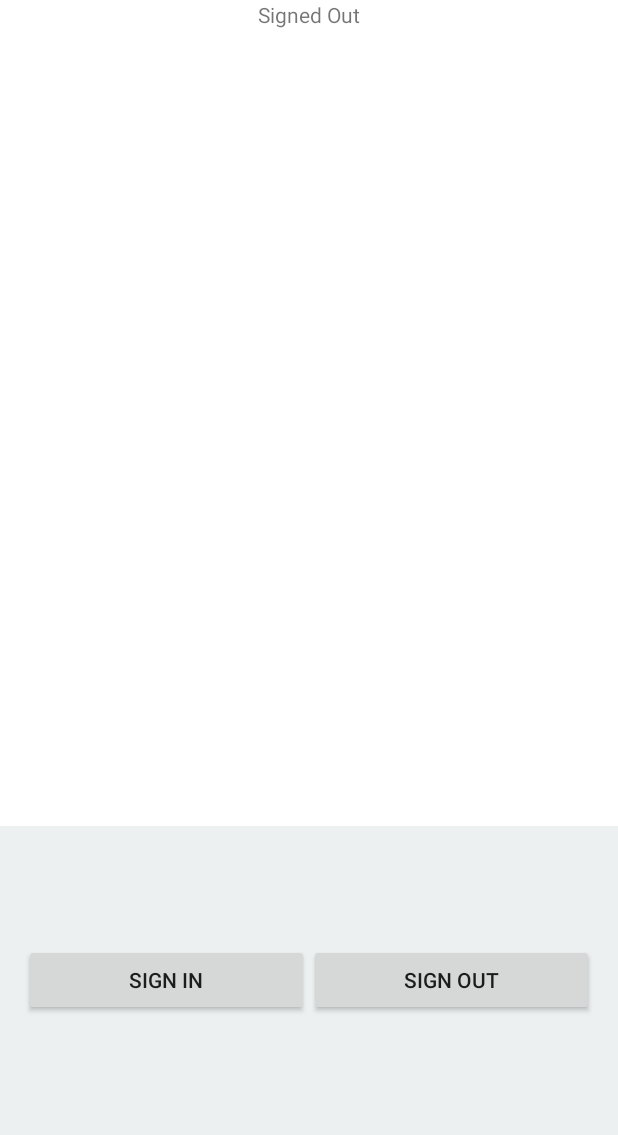
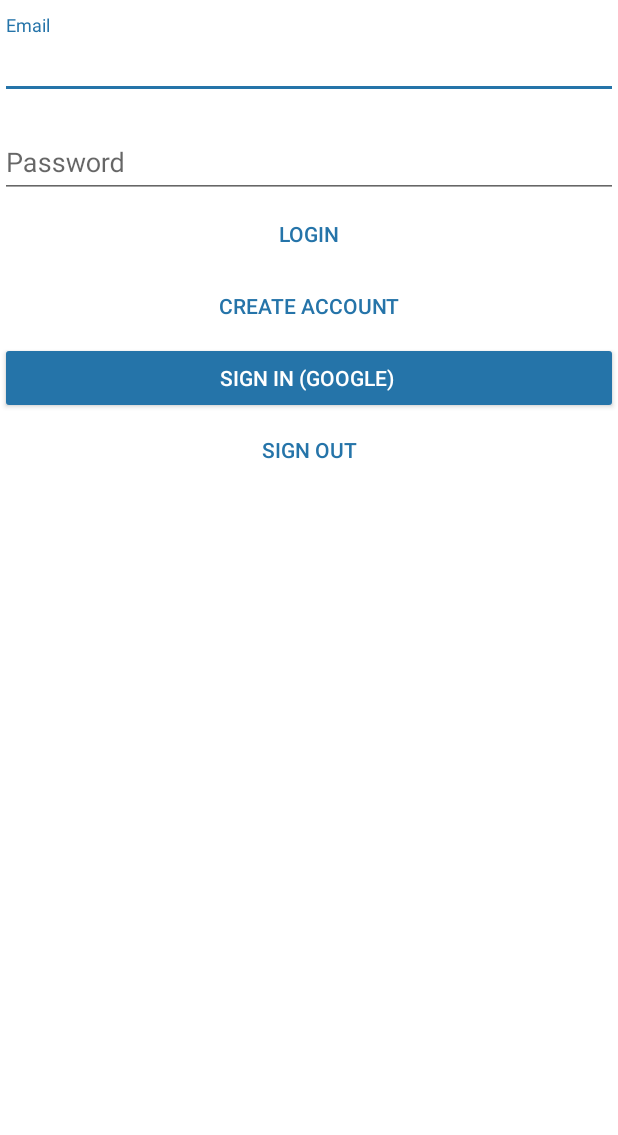
Before and after one commit to vravuri146/CS161JusticeLeagueProject, an Android app: the screen it shows after launch (GoogleSignInActivity before the commit, LoginActivity after it), on a phone screen of 412 x 824 dp, the part 101-1236 px from its top. Run offline under Robolectric (Android 15) with nearby library versions, the phone set to English and light mode, and no system bars; our stand-ins replace Firebase (no records; nobody signed in at launch, a user with empty details on screens opened directly); libraries missing offline, so code that uses them is left out: com.firebase.client.

Commit message:
login pages updated, needs more work

```diff
--- a/TheStudyApp/app/src/main/java/com/thestudyapp/GoogleSignInActivity.java
+++ b/TheStudyApp/app/src/main/java/com/thestudyapp/GoogleSignInActivity.java
@@ -49,7 +49,7 @@ public class GoogleSignInActivity extends BaseActivity implements
     @Override
     protected void onCreate(Bundle savedInstanceState) {
         super.onCreate(savedInstanceState);
-        setContentView(R.layout.activity_google);
+        setContentView(R.layout.activity_login);
 
         // Views
         mStatusTextView = (TextView) findViewById(R.id.status);
--- /dev/null
+++ b/TheStudyApp/app/src/main/java/com/thestudyapp/LoginActivity.java
@@ -0,0 +1,171 @@
+package com.thestudyapp;
+
+import android.content.Intent;
+import android.os.Bundle;
+import android.os.PersistableBundle;
+import android.support.annotation.NonNull;
+import android.support.annotation.Nullable;
+import android.support.design.widget.TextInputLayout;
+import android.support.v7.app.AppCompatActivity;
+import android.text.TextUtils;
+import android.view.View;
+import android.view.WindowManager;
+import android.widget.Button;
+import android.widget.EditText;
+import android.widget.ProgressBar;
+import android.widget.Toast;
+
+import com.firebase.client.Firebase;
+import com.google.android.gms.tasks.OnCompleteListener;
+import com.google.android.gms.tasks.Task;
+import com.google.firebase.auth.AuthResult;
+import com.google.firebase.auth.FirebaseAuth;
+
+/**
+ * Created by joansirma on 4/30/17.
+ */
+
+public class LoginActivity extends AppCompatActivity{
+    private Button loginbtn,newuserbtn,googlelogin,signout;
+    private ProgressBar progressBar;
+    private EditText existingEmail, existingPassword;
+    private TextInputLayout loginInputEmail, loginInputPassword;
+    private FirebaseAuth auth;
+
+    @Override
+    public void onCreate(Bundle savedInstanceState) {
+        super.onCreate(savedInstanceState);
+        setContentView(R.layout.activity_login);
+        auth =FirebaseAuth.getInstance();
+
+        loginInputEmail = (TextInputLayout) findViewById(R.id.login_input_layout_email);
+        loginInputPassword = (TextInputLayout) findViewById(R.id.login_input_layout_password);
+        progressBar =(ProgressBar)findViewById(R.id.progressBar2);
+
+        existingEmail = (EditText)findViewById(R.id.exisitng_email);
+        existingPassword = (EditText)findViewById(R.id.exisitng_password);
+
+        loginbtn = (Button) findViewById(R.id.login_button);
+        newuserbtn = (Button) findViewById(R.id.newuser_button);
+        googlelogin = (Button) findViewById(R.id.sign_in_button);
+
+        loginbtn.setOnClickListener(new View.OnClickListener(){
+            @Override
+            public void onClick(View view) {
+                submitForm();
+
+            }
+        });
+        newuserbtn.setOnClickListener(new View.OnClickListener() {
+            @Override
+            public void onClick(View view) {
+                Intent intent = new Intent(LoginActivity.this, newUserActivity.class);
+                startActivity(intent);
+                //finish();
+
+
+            }
+
+        });
+
+        googlelogin.setOnClickListener(new View.OnClickListener() {
+            @Override
+            public void onClick(View view) {
+                Intent intent = new Intent (LoginActivity.this, GoogleSignInActivity.class);
+                startActivity(intent);
+            }
+        });
+
+
+
+    }
+
+        // validate the form
+        public void submitForm() { String email = existingEmail.getText().toString().trim();
+        String password = existingPassword.getText().toString().trim();
+
+        if(!checkEmail()) {
+            return;
+        }
+        if(!checkPassword()) {
+            return;
+        }
+        loginInputEmail.setErrorEnabled(false);
+        loginInputPassword.setErrorEnabled(false);
+
+        progressBar.setVisibility(View.VISIBLE);
+        //authenticate user
+        auth.signInWithEmailAndPassword(email, password)
+                .addOnCompleteListener(LoginActivity.this, new OnCompleteListener<AuthResult>() {
+                    @Override
+                    public void onComplete(@NonNull Task<AuthResult> task) {
+                        // If sign in fails, Log a message to the LogCat. If sign in succeeds
+                        // the auth state listener will be notified and logic to handle the
+                        // signed in user can be handled in the listener.
+                        progressBar.setVisibility(View.GONE);
+                        if (!task.isSuccessful()) {
+                            // there was an error
+                            Toast.makeText(LoginActivity.this, getString(R.string.auth_failed), Toast.LENGTH_LONG).show();
+
+                        } else {
+                            Intent intent = new Intent(LoginActivity.this, HomePageActivity.class);
+                            startActivity(intent);
+                            finish();
+                        }
+                    }
+                });
+
+
+        }
+
+    private boolean checkEmail() {
+        String email = existingEmail.getText().toString().trim();
+        if (email.isEmpty()|| !isEmailValid(email)){
+            loginInputEmail.setErrorEnabled(true);
+            loginInputEmail.setError("Please enter a valid email");
+            existingEmail.setError("Required!");
+            requestFocus(existingEmail);
+            return false;
+
+        }
+        loginInputEmail.setErrorEnabled(false);
+        return true;
+
+    }
+
+    private boolean checkPassword() {
+        String password = existingPassword.getText().toString().trim();
+        if (password.isEmpty() || !isPasswordValid(password)) {
+
+            loginInputPassword.setError(getString(R.string.err_msg_password));
+            existingPassword.setError(getString(R.string.err_msg_required));
+            requestFocus(existingPassword);
+            return false;
+        }
+        loginInputPassword.setErrorEnabled(false);
+        return true;
+    }
+
+    private boolean isPasswordValid(String password) {
+        //Length of the password needs to be at least 6 char long
+        return(password.length()>=6);
+
+    }
+
+    private  boolean isEmailValid(String email) {
+        return !TextUtils.isEmpty(email) && android.util.Patterns.EMAIL_ADDRESS.matcher(email).matches();
+    }
+    private void requestFocus(View view) {
+        if (view.requestFocus()) {
+            getWindow().setSoftInputMode(WindowManager.LayoutParams.SOFT_INPUT_STATE_ALWAYS_VISIBLE);
+        }
+    }
+    @Override
+    protected void onResume() {
+        super.onResume();
+        progressBar.setVisibility(View.GONE);
+    }
+
+
+
+}
--- a/TheStudyApp/app/src/main/res/layout/activity_home_page.xml
+++ b/TheStudyApp/app/src/main/res/layout/activity_home_page.xml
@@ -11,7 +11,9 @@
         android:layout_height="match_parent"
         android:id="@+id/mainContainerLL"
         android:background="@color/colorConcrete"
-        android:orientation="vertical">
+        android:orientation="vertical"
+        android:layout_alignParentTop="true"
+        android:layout_alignParentStart="true">
 
         <!-- App Title View -->
         <TextView
--- /dev/null
+++ b/TheStudyApp/app/src/main/res/layout/activity_login.xml
@@ -0,0 +1,99 @@
+<LinearLayout xmlns:android="http://schemas.android.com/apk/res/android"
+    xmlns:tools="http://schemas.android.com/tools"
+    android:id="@+id/main_layout"
+    android:layout_width="match_parent"
+    android:layout_height="match_parent"
+    android:background="@color/colorWhite"
+    android:orientation="vertical"
+    android:weightSum="4">
+
+    <TextView
+        android:id="@+id/textView2"
+        android:layout_width="match_parent"
+        android:layout_height="wrap_content"
+        android:background="@color/colorPrimary"
+        android:padding="10dp"
+        android:text="@string/app_name"
+        android:textAlignment="center"
+        android:textColor="@color/colorFont"
+        android:textSize="35sp" />
+
+    <android.support.design.widget.TextInputLayout
+        android:id="@+id/login_input_layout_email"
+        android:layout_width="match_parent"
+        android:layout_height="wrap_content"
+        android:layout_centerHorizontal="true"
+        android:layout_marginTop="10dp">
+    <EditText
+        android:id="@+id/exisitng_email"
+        android:layout_width="match_parent"
+        android:layout_height="wrap_content"
+        android:layout_weight="0.45"
+        android:editable="true"
+        android:ems="10"
+        android:hint="Email"
+        android:inputType="textPersonName" />
+    </android.support.design.widget.TextInputLayout>
+
+    <android.support.design.widget.TextInputLayout
+        android:id="@+id/login_input_layout_password"
+        android:layout_width="match_parent"
+        android:layout_height="wrap_content"
+        android:layout_centerHorizontal="true"
+        android:layout_marginTop="10dp">
+
+    <EditText
+        android:id="@+id/exisitng_password"
+        android:layout_width="match_parent"
+        android:layout_height="wrap_content"
+        android:layout_weight="0.30"
+        android:editable="true"
+        android:ems="10"
+        android:hint="Password"
+        android:inputType="textPassword" />
+    </android.support.design.widget.TextInputLayout>
+
+
+    <Button
+        android:id="@+id/login_button"
+        style="@style/Widget.AppCompat.Button.Borderless.Colored"
+        android:layout_width="match_parent"
+        android:layout_height="wrap_content"
+        android:layout_gravity="center"
+        android:text="Login" />
+
+
+    <Button
+        android:id="@+id/newuser_button"
+        style="@style/Widget.AppCompat.Button.Borderless.Colored"
+        android:layout_width="match_parent"
+        android:layout_height="wrap_content"
+        android:layout_gravity="center"
+        android:text="Create Account" />
+
+
+    <Button
+        android:id="@+id/sign_in_button"
+        style="@style/Widget.AppCompat.Button.Colored"
+        android:layout_width="match_parent"
+        android:layout_height="wrap_content"
+        android:layout_gravity="center"
+        android:text="Sign in (Google) " />
+
+    <Button
+        android:id="@+id/sign_out_and_disconnect"
+        style="@style/Widget.AppCompat.Button.Borderless.Colored"
+        android:layout_width="match_parent"
+        android:layout_height="wrap_content"
+        android:layout_below="@+id/sign_in_button"
+        android:layout_gravity="center"
+        android:text="@string/sign_out" />
+
+    <ProgressBar
+        android:id="@+id/progressBar2"
+        style="?android:attr/progressBarStyle"
+        android:layout_width="match_parent"
+        android:layout_height="wrap_content" />
+
+
+</LinearLayout>
--- a/TheStudyApp/app/src/main/res/values/colors.xml
+++ b/TheStudyApp/app/src/main/res/values/colors.xml
@@ -1,6 +1,6 @@
 <?xml version="1.0" encoding="utf-8"?>
 <resources>
-    <color name="colorPrimary">#03C9A9</color>
+    <color name="colorPrimary">#03c9a9</color>
     <color name="colorPrimaryDark">#303F9F</color>
     <color name="colorAccent">#2574A9</color>
     <color name="colorFont">#ecf0f1</color>
--- a/TheStudyApp/app/src/main/res/values/strings.xml
+++ b/TheStudyApp/app/src/main/res/values/strings.xml
@@ -18,6 +18,11 @@
     <string name="permission_rationale">"Contacts permissions are needed for providing email
         completions."
     </string>
+    <string name="auth_failed"> Authetication Failed </string>
+    <string name="err_msg_password" > Password Failed</string>
+    <string name="err_msg_required"> Password Required</string>
+    <string name="err_msg_email"> Enter Valid Email</string>
+
     <string name="title_activity_home_page">HomePageActivity</string>
     <string name="users_class">Foo`s Subjects</string>
     <string name="view_subject">View Subject</string>
```
Also changed, not shown: TheStudyApp/app/src/main/AndroidManifest.xml (+6 -1 lines), TheStudyApp/app/src/main/java/com/thestudyapp/newUserActivity.java (added, +162 -0 lines), TheStudyApp/app/src/main/res/layout/activity_newuser.xml (added, +98 -0 lines), 1 other file.
